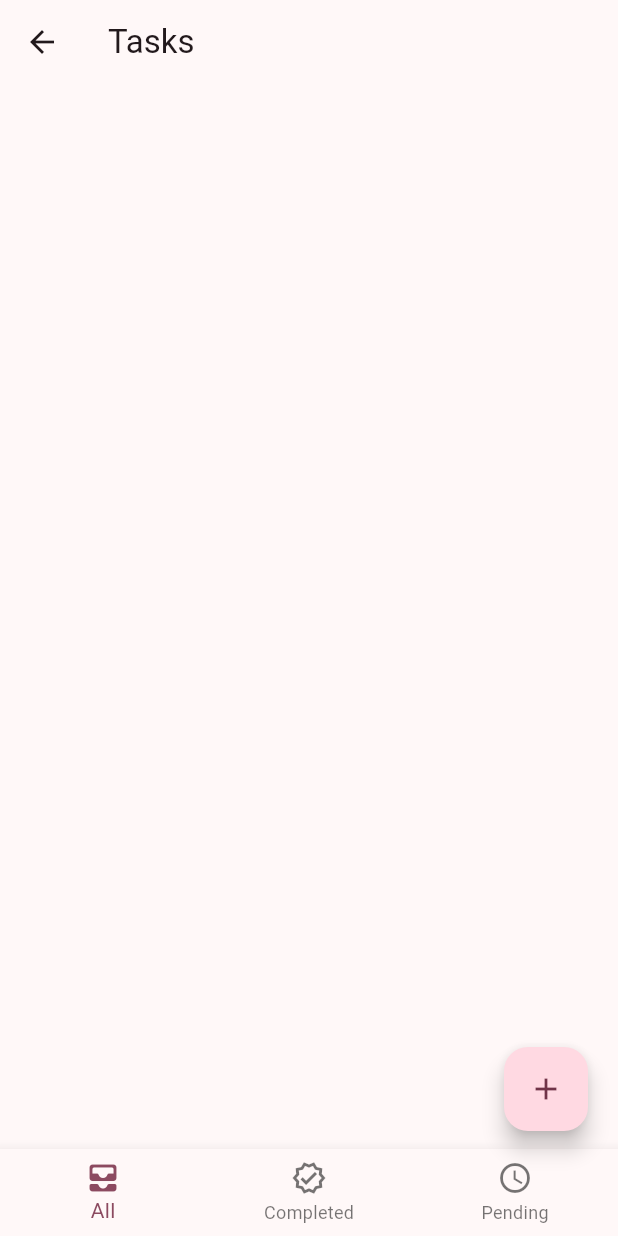
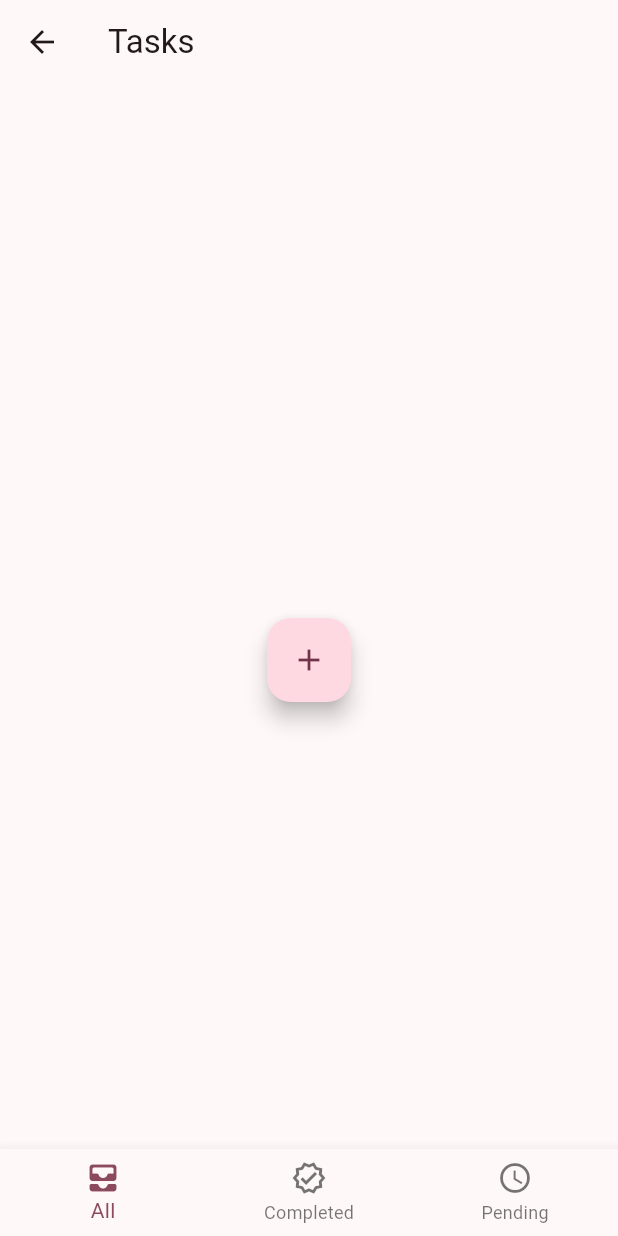
Before and after one commit to DeivisonCs/TaskPad, a Flutter app: the ListTasksPage screen opened directly, on a phone screen of 412 x 824 dp. Run offline on Flutter 3.47's test engine with Material 3 defaults, Android fonts, the phone set to English and light mode, and no system bars; our stand-ins replace flutter_datetime_picker_plus; network calls fail.

Commit message:
empty list handle

```diff
--- a/lib/task/list_page.dart
+++ b/lib/task/list_page.dart
@@ -45,6 +45,7 @@ class _ListTasksPageState extends State<ListTasksPage> {
       body: taskProvider.tasks.isEmpty
           ? Stack(
             children: [
+              Center(child: FloatingActionButton(child: const Icon(Icons.add), onPressed: () => navigateToAdd())),
               Align(
                   alignment: Alignment.bottomCenter,
                   child: BottomNavigationBar(
@@ -62,13 +63,7 @@ class _ListTasksPageState extends State<ListTasksPage> {
                       if (index == 1) taskProvider.fetchCompletedTask();
                       if (index == 2) taskProvider.fetchPendingTask();
                     },
-                  )),
-              Positioned(
-                  bottom: 70.0,
-                  right: 20.0,
-                  child: FloatingActionButton(
-                      child: const Icon(Icons.add),
-                      onPressed: () => navigateToAdd()))
+                  ))
             ],
           )
           : Stack(children: [
```
Also changed, not shown: lib/owner/list_page.dart (+6 -1 lines).
